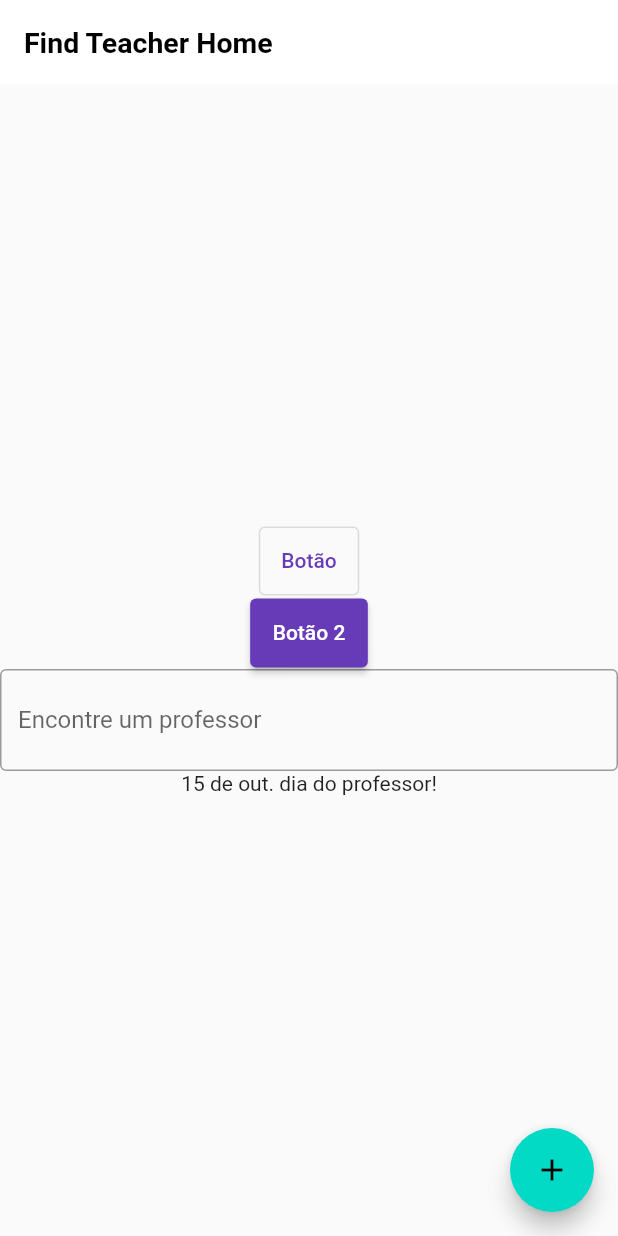
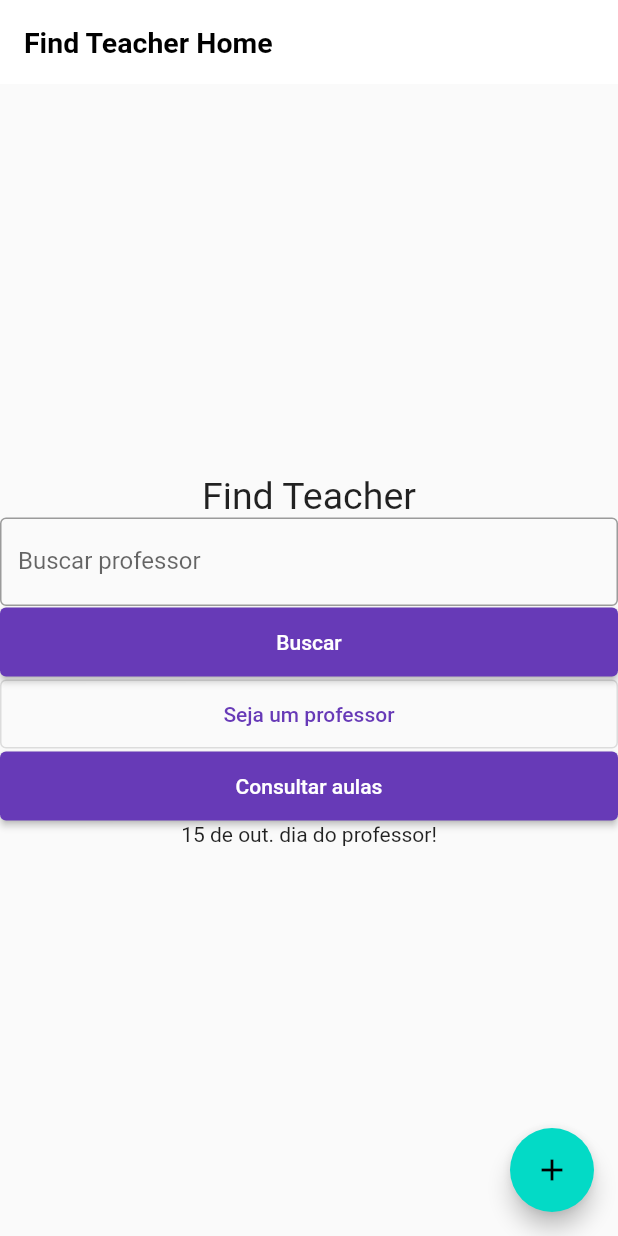
Before and after one commit to irisrichardt/findteacher, a Flutter app: the screen it shows after launch, on a phone screen of 412 x 824 dp. Run offline on Flutter 3.47's test engine with Material 2 defaults, Android fonts, the phone set to English and light mode, and no system bars.

Commit message:
main
Criando componentes

```diff
--- /dev/null
+++ b/lib/app/components/ft_elevated_button.dart
@@ -0,0 +1,29 @@
+import 'package:flutter/material.dart';
+
+class FTElevatedButton extends StatelessWidget {
+  final Widget child;
+  final EdgeInsetsGeometry? padding;
+  final void Function()? onPressed;
+  final ButtonStyle? style;
+
+  const FTElevatedButton({
+    Key? key,
+    required this.child,
+    this.padding,
+    required this.onPressed,
+    this.style,
+  }) : super(key: key);
+
+  @override
+  Widget build(BuildContext context) {
+    return Container(
+      width: MediaQuery.of(context).size.width,
+      padding: padding,
+      child: ElevatedButton(
+        onPressed: onPressed,
+        style: style,
+        child: child,
+      ),
+    );
+  }
+}
--- /dev/null
+++ b/lib/app/components/ft_outlined_button.dart
@@ -0,0 +1,29 @@
+import 'package:flutter/material.dart';
+
+class FTOutlinedButton extends StatelessWidget {
+  final Widget child;
+  final EdgeInsetsGeometry? padding;
+  final void Function()? onPressed;
+  final ButtonStyle? style;
+
+  const FTOutlinedButton({
+    Key? key,
+    required this.child,
+    this.padding,
+    required this.onPressed,
+    this.style,
+  }) : super(key: key);
+
+  @override
+  Widget build(BuildContext context) {
+    return Container(
+      width: MediaQuery.of(context).size.width,
+      padding: padding,
+      child: OutlinedButton(
+        onPressed: onPressed,
+        style: style,
+        child: child,
+      ),
+    );
+  }
+}
--- /dev/null
+++ b/lib/app/components/ft_text_title.dart
@@ -0,0 +1,31 @@
+import 'package:flutter/material.dart';
+
+enum FTSizeTitle {
+  small(size: 15.0),
+  normal(size: 25.0),
+  large(size: 30.0);
+
+  final double size;
+
+  const FTSizeTitle({required this.size});
+}
+
+class FTTextTitle extends StatelessWidget {
+  final String text;
+  final FTSizeTitle size;
+
+  const FTTextTitle({
+    Key? key,
+    required this.text,
+    required this.size
+  }) : super(key: key);
+
+  @override
+  Widget build(BuildContext context) {
+    return Text(
+      text,
+      textAlign: TextAlign.center,
+      style: TextStyle(fontSize: size.size),
+    );
+  }
+}
--- a/lib/main.dart
+++ b/lib/main.dart
@@ -1,6 +1,10 @@
+import 'package:findteacher/app/components/ft_outlined_button.dart';
 import 'package:findteacher/app/components/ft_text_form_field.dart';
 import 'package:findteacher/theme/theme_data.dart';
 import 'package:flutter/material.dart';
+
+import 'app/components/ft_elevated_button.dart';
+import 'app/components/ft_text_title.dart';
 
 void main() {
   runApp(const MyApp());
@@ -50,19 +54,20 @@ class _MyHomePageState extends State<MyHomePage> {
         child: Column(
           mainAxisAlignment: MainAxisAlignment.center,
           children: <Widget>[
-            //  const Text(
-            //   'Encontrar um professor',
-            // ),
-            // ElevatedButton(onPressed: () {}, child: Text('Buscar')),
-            // OutlinedButton(onPressed: () {}, child: Text('Seja um professor')),
-            // ElevatedButton(onPressed: () {}, child: Text('Consultar aulas')),
-            // const Text(
-            //   '15 de out. dia do professor!'
-            // ),
-
-            OutlinedButton(onPressed: () {}, child: Text('Botão')),
-            ElevatedButton(onPressed: () {}, child: Text('Botão 2')),
-            FTTextFormField(suffix: Icon(Icons.search), label: 'Encontre um professor',),
+            FTTextTitle(text: 'Find Teacher', size: FTSizeTitle.normal),
+            FTTextFormField(label: 'Buscar professor'),
+            FTElevatedButton(
+              child: Text('Buscar'),
+              onPressed: () {},
+            ),
+            FTOutlinedButton(
+              child: Text('Seja um professor'),
+              onPressed: () {}
+            ),
+            FTElevatedButton(
+              child: Text('Consultar aulas'),
+              onPressed: () {},
+            ),
             const Text(
               '15 de out. dia do professor!'
             ),
```
Also changed, not shown: lib/app/components/ft_text_form_field.dart (+5 -9 lines), lib/app/components/ft_text_form_search.dart (+24 -3 lines).
